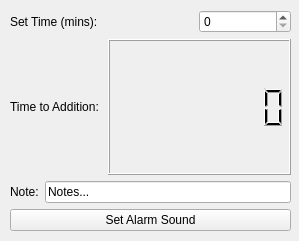
Before: the Qt Designer form ui/timerWidget.ui in Brewtarget/brewtarget, drawn with Qt 5.
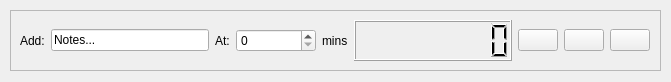
After: the same form once the commit is applied. Icons and pictures are not drawn.

Commit message: Pulled all the addition timers into a single QDialog and changed the layouts.

```diff
--- a/ui/timerWidget.ui
+++ b/ui/timerWidget.ui
@@ -6,37 +6,80 @@
    <rect>
     <x>0</x>
     <y>0</y>
-    <width>299</width>
-    <height>241</height>
+    <width>671</width>
+    <height>82</height>
    </rect>
   </property>
+  <property name="minimumSize">
+   <size>
+    <width>671</width>
+    <height>82</height>
+   </size>
+  </property>
+  <property name="maximumSize">
+   <size>
+    <width>671</width>
+    <height>82</height>
+   </size>
+  </property>
   <property name="windowTitle">
    <string>Form</string>
   </property>
-  <widget class="QWidget" name="">
+  <widget class="QFrame" name="frame">
    <property name="geometry">
     <rect>
      <x>10</x>
      <y>10</y>
-     <width>281</width>
-     <height>221</height>
+     <width>651</width>
+     <height>61</height>
     </rect>
    </property>
-   <layout class="QVBoxLayout" name="verticalLayout_2">
-    <item>
-     <layout class="QVBoxLayout" name="verticalLayout">
-      <item>
+   <property name="frameShape">
+    <enum>QFrame::StyledPanel</enum>
+   </property>
+   <property name="frameShadow">
+    <enum>QFrame::Raised</enum>
+   </property>
+   <widget class="QWidget" name="layoutWidget">
+    <property name="geometry">
+     <rect>
+      <x>10</x>
+      <y>10</y>
+      <width>630</width>
+      <height>41</height>
+     </rect>
+    </property>
        <layout class="QHBoxLayout" name="horizontalLayout">
+     <item>
+      <widget class="QLabel" name="addLabel">
+       <property name="text">
+        <string>Add:</string>
+       </property>
+      </widget>
+     </item>
+     <item>
+      <widget class="QLineEdit" name="noteEdit">
+       <property name="sizePolicy">
+        <sizepolicy hsizetype="Expanding" vsizetype="Fixed">
+         <horstretch>2</horstretch>
+         <verstretch>0</verstretch>
+        </sizepolicy>
+       </property>
+       <property name="text">
+        <string>Notes...</string>
+       </property>
+      </widget>
+     </item>
         <item>
          <widget class="QLabel" name="setTimeLabel">
           <property name="sizePolicy">
            <sizepolicy hsizetype="Preferred" vsizetype="Preferred">
-            <horstretch>2</horstretch>
+         <horstretch>0</horstretch>
             <verstretch>0</verstretch>
            </sizepolicy>
           </property>
           <property name="text">
-           <string>Set Time (mins):</string>
+        <string>At:</string>
           </property>
          </widget>
         </item>
@@ -50,20 +93,10 @@
           </property>
          </widget>
         </item>
-       </layout>
-      </item>
       <item>
-       <layout class="QHBoxLayout" name="horizontalLayout_2">
-        <item>
-         <widget class="QLabel" name="additionTimeLabel">
-          <property name="sizePolicy">
-           <sizepolicy hsizetype="Preferred" vsizetype="Preferred">
-            <horstretch>1</horstretch>
-            <verstretch>0</verstretch>
-           </sizepolicy>
-          </property>
+      <widget class="QLabel" name="minsLabel">
           <property name="text">
-           <string>Time to Addition:</string>
+        <string>mins</string>
           </property>
          </widget>
         </item>
@@ -80,38 +113,45 @@
           </property>
          </widget>
         </item>
-       </layout>
-      </item>
       <item>
-       <layout class="QHBoxLayout" name="horizontalLayout_3">
-        <item>
-         <widget class="QLabel" name="noteLabel">
+      <widget class="QPushButton" name="stopButton">
           <property name="text">
-           <string>Note:</string>
-          </property>
+        <string/>
+       </property>
+       <property name="icon">
+        <iconset resource="../brewtarget.qrc">
+         <normaloff>:/images/alarm_stop.png</normaloff>:/images/alarm_stop.png</iconset>
+       </property>
          </widget>
         </item>
         <item>
-         <widget class="QLineEdit" name="noteEdit">
+      <widget class="QPushButton" name="setSoundButton">
           <property name="text">
-           <string>Notes...</string>
-          </property>
-         </widget>
-        </item>
-       </layout>
-      </item>
-     </layout>
-    </item>
+        <string/>
+       </property>
+       <property name="icon">
+        <iconset resource="../brewtarget.qrc">
+         <normaloff>:/images/sound.png</normaloff>:/images/sound.png</iconset>
+       </property>
+      </widget>
+     </item>
     <item>
-     <widget class="QPushButton" name="setAlarmSoundButton">
+      <widget class="QPushButton" name="cancelButton">
       <property name="text">
-       <string>Set Alarm Sound</string>
-      </property>
+        <string/>
+       </property>
+       <property name="icon">
+        <iconset resource="../brewtarget.qrc">
+         <normaloff>:/images/exit.svg</normaloff>:/images/exit.svg</iconset>
+       </property>
      </widget>
     </item>
    </layout>
   </widget>
  </widget>
- <resources/>
+ </widget>
+ <resources>
+  <include location="../brewtarget.qrc"/>
+ </resources>
  <connections/>
 </ui>
```
Lines whose indentation alone changed are shown as unchanged. The commit also changes 19 other files.
